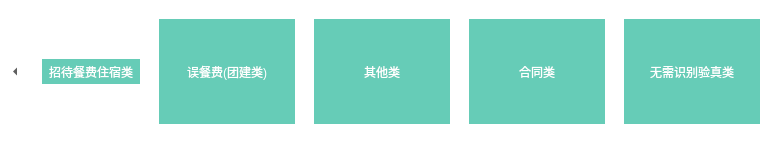
This is InvoiceApp/extengroupform.ui in 16071454/work as Qt 5 draws it before an edit. The edited form follows.
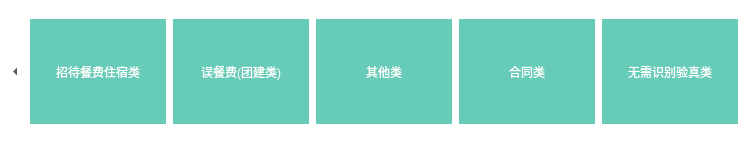
This is the edited form. Icons and pictures are not drawn.

What changed in the file:
```diff
--- a/InvoiceApp/extengroupform.ui
+++ b/InvoiceApp/extengroupform.ui
@@ -6,7 +6,7 @@
    <rect>
     <x>0</x>
     <y>0</y>
-    <width>784</width>
+    <width>748</width>
     <height>143</height>
    </rect>
   </property>
@@ -85,7 +85,7 @@
    <item>
     <widget class="QFrame" name="frame">
      <property name="sizePolicy">
-      <sizepolicy hsizetype="Preferred" vsizetype="Preferred">
+      <sizepolicy hsizetype="Fixed" vsizetype="Fixed">
        <horstretch>0</horstretch>
        <verstretch>0</verstretch>
       </sizepolicy>
@@ -117,6 +117,12 @@
       </property>
       <item>
        <widget class="QToolButton" name="toolButton">
+        <property name="minimumSize">
+         <size>
+          <width>136</width>
+          <height>105</height>
+         </size>
+        </property>
         <property name="styleSheet">
          <string notr="true">color: rgb(255, 255, 255);
 background-color: rgb(102, 204, 183);
```
